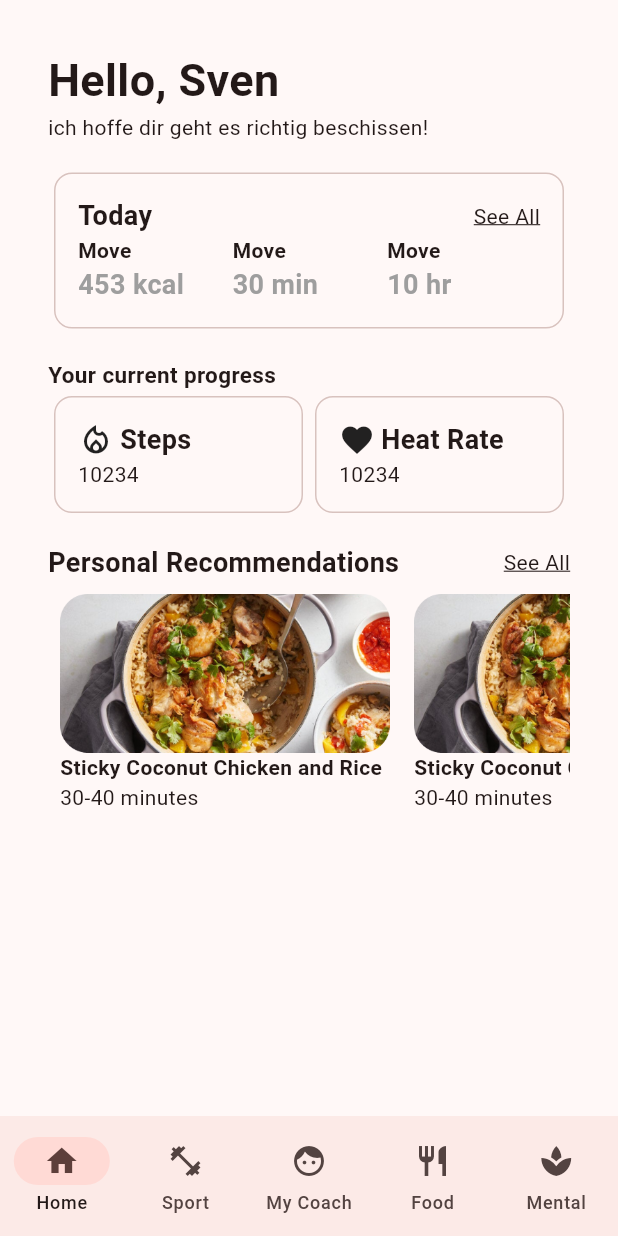
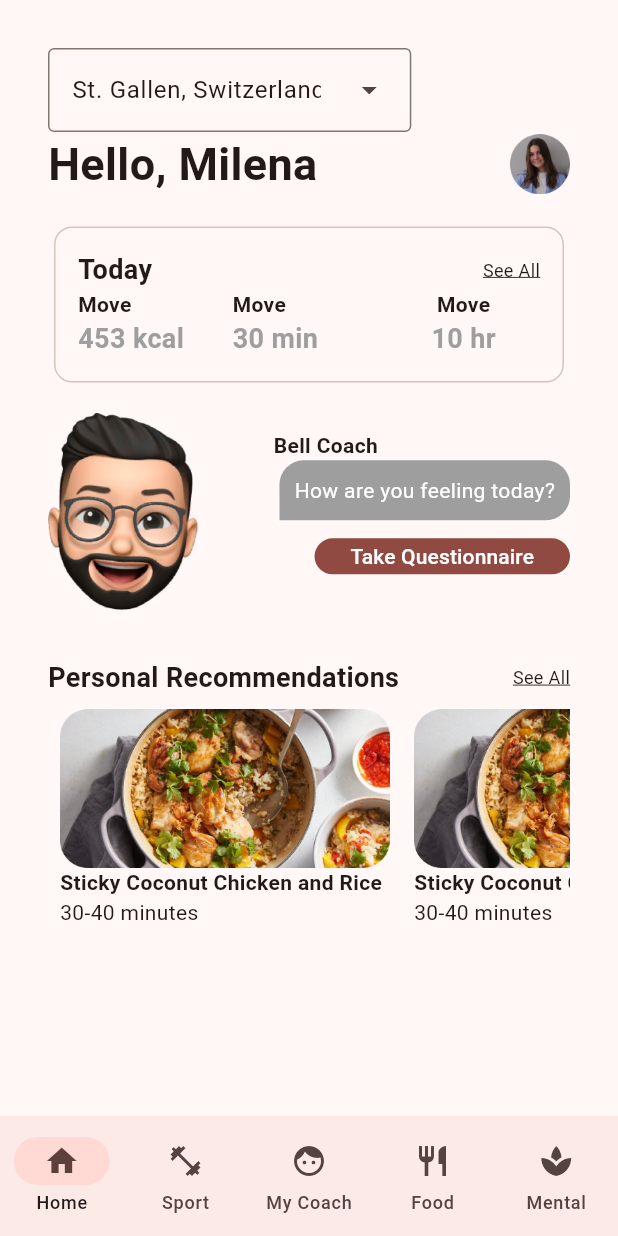
Before and after one commit to linuseing/limitless, a Flutter app: the screen it shows after launch, on a phone screen of 412 x 824 dp. Run offline on Flutter 3.47's test engine with Material 3 defaults, Android fonts, the phone set to English and light mode, and no system bars.

Commit message:
added milena

```diff
--- a/lib/coach.dart
+++ b/lib/coach.dart
@@ -1,4 +1,5 @@
 import 'package:flutter/material.dart';
+import 'package:limitless/message_bubble.dart';
 
 class CoachPage extends StatefulWidget {
   const CoachPage({super.key});
@@ -212,76 +213,6 @@ class _CoachPage extends State<CoachPage> {
   }
 }
 
-class MessageBubble extends StatelessWidget {
-  final String sender;
-  final String text;
-  final bool isSender;
-
-  const MessageBubble({
-    super.key,
-    required this.sender,
-    required this.text,
-    this.isSender = false,
-  });
-
-  @override
-  Widget build(BuildContext context) {
-    return Align(
-      alignment: isSender ? Alignment.centerRight : Alignment.centerLeft,
-      child: Column(
-        crossAxisAlignment:
-            isSender ? CrossAxisAlignment.end : CrossAxisAlignment.start,
-        children: [
-          Padding(
-            padding: const EdgeInsets.symmetric(horizontal: 8.0),
-            child: Text(
-              sender,
-              style: const TextStyle(
-                fontWeight: FontWeight.bold,
-              ),
-            ),
-          ),
-          Stack(
-            children: [
-              Padding(
-                padding: isSender
-                    ? const EdgeInsets.only(right: 12.0)
-                    : const EdgeInsets.only(left: 12.0),
-              ),
-              Container(
-                margin: isSender
-                    ? const EdgeInsets.only(right: 12.0)
-                    : const EdgeInsets.only(left: 12.0),
-                padding: const EdgeInsets.all(10.0),
-                constraints: BoxConstraints(
-                  maxWidth: MediaQuery.of(context).size.width * 0.8,
-                ),
-                decoration: BoxDecoration(
-                  color: isSender ? Colors.redAccent : Colors.grey[500],
-                  borderRadius: BorderRadius.only(
-                    topLeft: const Radius.circular(16),
-                    topRight: const Radius.circular(16),
-                    bottomLeft: isSender
-                        ? const Radius.circular(16)
-                        : const Radius.circular(0),
-                    bottomRight: isSender
-                        ? const Radius.circular(0)
-                        : const Radius.circular(16),
-                  ),
-                ),
-                child: Text(
-                  text,
-                  style: const TextStyle(color: Colors.white),
-                ),
-              ),
-            ],
-          ),
-        ],
-      ),
-    );
-  }
-}
-
 class BubblePainter extends CustomPainter {
   final bool isSender;
 
--- a/lib/home.dart
+++ b/lib/home.dart
@@ -1,22 +1,69 @@
 import 'package:flutter/material.dart';
+import 'package:limitless/message_bubble.dart';
 
-class HomePage extends StatelessWidget {
-  const HomePage({super.key});
+// DropdownMenuEntry labels and values for the first dropdown menu.
+enum CityLabel {
+  stgallen('St. Gallen', 'Switzerland'),
+  zurich('Zurich', 'Switzerland');
+
+  const CityLabel(this.name, this.country);
+  final String name;
+  final String country;
+}
+
+class HomePage extends StatefulWidget {
+  const HomePage({Key? key});
+
+  @override
+  State<HomePage> createState() => _HomePageState();
+}
+
+class _HomePageState extends State<HomePage> {
+  final TextEditingController colorController = TextEditingController();
+  CityLabel? selectedColor;
 
   @override
   Widget build(BuildContext context) {
     return Scaffold(
-      body: Padding(
-        padding: const EdgeInsets.all(32.0),
-        child: Flexible(
+      body: SingleChildScrollView(
+        child: Padding(
+          padding: const EdgeInsets.all(32.0),
           child: Column(
             crossAxisAlignment: CrossAxisAlignment.start,
             children: [
-              const Text(
-                'Hello, Sven',
-                style: TextStyle(fontSize: 30, fontWeight: FontWeight.bold),
+              DropdownMenu<CityLabel>(
+                initialSelection: CityLabel.stgallen,
+                controller: colorController,
+                requestFocusOnTap: true,
+                onSelected: (CityLabel? city) {
+                  setState(() {
+                    selectedColor = city;
+                  });
+                },
+                dropdownMenuEntries: CityLabel.values
+                    .map<DropdownMenuEntry<CityLabel>>((CityLabel city) {
+                  return DropdownMenuEntry<CityLabel>(
+                    value: city,
+                    label: '${city.name}, ${city.country}',
+                  );
+                }).toList(),
+                enableSearch: false,
+                enableFilter: false,
               ),
-              const Text('ich hoffe dir geht es richtig beschissen!'),
+              const SizedBox(width: 24),
+              Row(
+                mainAxisAlignment: MainAxisAlignment.spaceBetween,
+                children: [
+                  const Text(
+                    'Hello, Milena',
+                    style: TextStyle(fontSize: 30, fontWeight: FontWeight.bold),
+                  ),
+                  Image(
+                      image: AssetImage("assets/milena.png"),
+                      fit: BoxFit.cover,
+                      width: 40),
+                ],
+              ),
               const SizedBox(height: 16),
               Container(
                 width: double.infinity,
@@ -37,7 +84,8 @@ class HomePage extends StatelessWidget {
                             Text(
                               "See All",
                               style: TextStyle(
-                                  decoration: TextDecoration.underline),
+                                  decoration: TextDecoration.underline,
+                                  fontSize: 12),
                             ),
                           ],
                         ),
@@ -85,7 +133,6 @@ class HomePage extends StatelessWidget {
                             ),
                             Expanded(
                               child: Column(
-                                crossAxisAlignment: CrossAxisAlignment.start,
                                 children: [
                                   Text('Move',
                                       style: TextStyle(
@@ -106,58 +153,31 @@ class HomePage extends StatelessWidget {
                 ),
               ),
               const SizedBox(height: 16),
-              const Text('Your current progress',
-                  style: TextStyle(fontSize: 15, fontWeight: FontWeight.bold)),
-              const Row(
+              Row(
+                mainAxisAlignment: MainAxisAlignment.spaceBetween,
                 children: [
-                  Expanded(
-                    child: Card.outlined(
-                      child: Padding(
-                        padding: EdgeInsets.all(16.0),
-                        child: Column(
-                          crossAxisAlignment: CrossAxisAlignment.start,
-                          children: [
-                            Row(
-                              children: [
-                                Icon(Icons.local_fire_department_outlined),
-                                SizedBox(width: 4), // Add this line
-                                Text('Steps',
-                                    style: TextStyle(
-                                        fontWeight: FontWeight.bold,
-                                        fontSize: 18)),
-                              ],
-                            ),
-                            Text('10234'),
-                          ],
-                        ),
-                      ),
-                    ),
-                  ),
-                  Expanded(
-                    child: Card.outlined(
-                      child: Padding(
-                        padding: EdgeInsets.all(16.0),
-                        child: Column(
-                          crossAxisAlignment: CrossAxisAlignment.start,
-                          children: [
-                            Row(
-                              children: [
-                                Icon(Icons.favorite),
-                                SizedBox(width: 4), // Add this line
-                                Text('Heat Rate',
-                                    style: TextStyle(
-                                        fontWeight: FontWeight.bold,
-                                        fontSize: 18)),
-                              ],
-                            ),
-                            Text('10234'),
-                          ],
-                        ),
-                      ),
-                    ),
-                  ),
+                  Image(
+                      image: AssetImage("assets/maennlicher_mann.png"),
+                      fit: BoxFit.cover,
+                      width: 100),
+                  Column(
+                    crossAxisAlignment: CrossAxisAlignment.end,
+                    children: [
+                      MessageBubble(
+                          sender: "Bell Coach",
+                          text: "How are you feeling today?"),
+                      FilledButton(
+                          onPressed: () {},
+                          style: ButtonStyle(
+                            minimumSize: MaterialStateProperty.all(
+                                Size(80, 24)), // Adjust the size as needed
+                          ),
+                          child: const Text("Take Questionnaire")),
+                    ],
+                  )
                 ],
               ),
+              const SizedBox(height: 16),
               const SizedBox(height: 16),
               Row(
                 mainAxisAlignment: MainAxisAlignment.spaceBetween,
@@ -168,19 +188,21 @@ class HomePage extends StatelessWidget {
                   ),
                   Text(
                     "See All",
-                    style: TextStyle(decoration: TextDecoration.underline),
+                    style: TextStyle(
+                        decoration: TextDecoration.underline, fontSize: 12),
                   ),
                 ],
               ),
-              Flexible(
+              SizedBox(
+                height: 200, // Set the height as needed
                 child: ListView.builder(
                   scrollDirection: Axis.horizontal,
                   itemCount:
                       2, // Replace itemCount with the actual number of items
                   itemBuilder: (BuildContext context, int index) {
-                    return const Expanded(
+                    return Expanded(
                       child: Padding(
-                        padding: EdgeInsets.all(8.0),
+                        padding: const EdgeInsets.all(8.0),
                         child: Column(
                           crossAxisAlignment: CrossAxisAlignment.start,
                           children: [
@@ -200,7 +222,7 @@ class HomePage extends StatelessWidget {
                     );
                   },
                 ),
-              )
+              ),
             ],
           ),
         ),
--- /dev/null
+++ b/lib/message_bubble.dart
@@ -0,0 +1,71 @@
+import 'package:flutter/material.dart';
+
+class MessageBubble extends StatelessWidget {
+  final String sender;
+  final String text;
+  final bool isSender;
+
+  const MessageBubble({
+    super.key,
+    required this.sender,
+    required this.text,
+    this.isSender = false,
+  });
+
+  @override
+  Widget build(BuildContext context) {
+    return Align(
+      alignment: isSender ? Alignment.centerRight : Alignment.centerLeft,
+      child: Column(
+        crossAxisAlignment:
+            isSender ? CrossAxisAlignment.end : CrossAxisAlignment.start,
+        children: [
+          Padding(
+            padding: const EdgeInsets.symmetric(horizontal: 8.0),
+            child: Text(
+              sender,
+              style: const TextStyle(
+                fontWeight: FontWeight.bold,
+              ),
+            ),
+          ),
+          Stack(
+            children: [
+              Padding(
+                padding: isSender
+                    ? const EdgeInsets.only(right: 12.0)
+                    : const EdgeInsets.only(left: 12.0),
+              ),
+              Container(
+                margin: isSender
+                    ? const EdgeInsets.only(right: 12.0)
+                    : const EdgeInsets.only(left: 12.0),
+                padding: const EdgeInsets.all(10.0),
+                constraints: BoxConstraints(
+                  maxWidth: MediaQuery.of(context).size.width * 0.8,
+                ),
+                decoration: BoxDecoration(
+                  color: isSender ? Colors.redAccent : Colors.grey[500],
+                  borderRadius: BorderRadius.only(
+                    topLeft: const Radius.circular(16),
+                    topRight: const Radius.circular(16),
+                    bottomLeft: isSender
+                        ? const Radius.circular(16)
+                        : const Radius.circular(0),
+                    bottomRight: isSender
+                        ? const Radius.circular(0)
+                        : const Radius.circular(16),
+                  ),
+                ),
+                child: Text(
+                  text,
+                  style: const TextStyle(color: Colors.white),
+                ),
+              ),
+            ],
+          ),
+        ],
+      ),
+    );
+  }
+}
--- a/pubspec.yaml
+++ b/pubspec.yaml
@@ -59,6 +59,7 @@ flutter:
   assets:
     - assets/maennlicher_mann.png
     - assets/food.png
+    - assets/milena.png
   # To add assets to your application, add an assets section, like this:
   # assets:
   #   - images/a_dot_burr.jpeg
```
Also changed, not shown: assets/milena.png (added), 16 other files.
